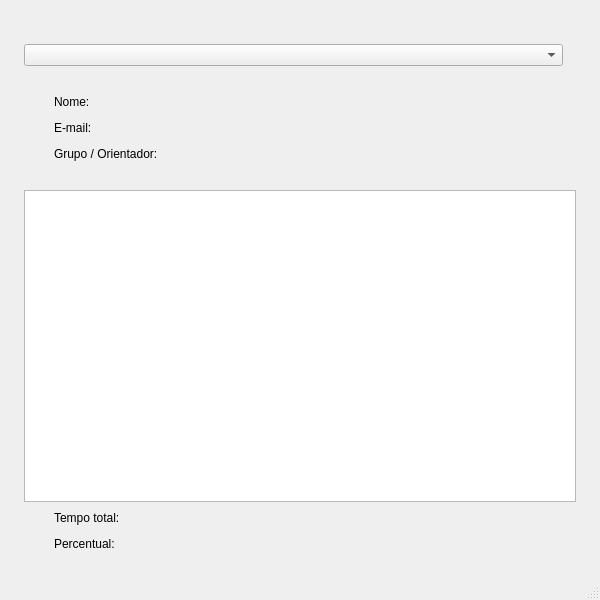
Old version of the form Controle_UsoDeEquipamento/GUI/telaHistDeUso.ui in the repository gpenello/ControleDeUso.
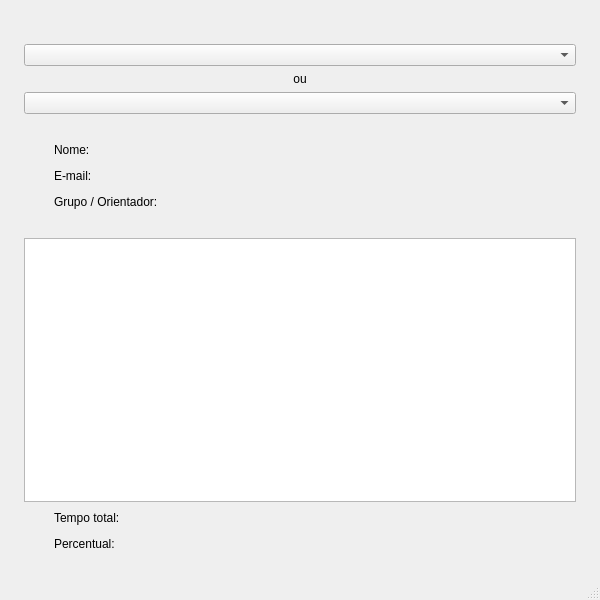
New version of the form.

Commit message: Implementando historico de uso por usuario ou por grupo

```diff
--- a/Controle_UsoDeEquipamento/GUI/telaHistDeUso.ui
+++ b/Controle_UsoDeEquipamento/GUI/telaHistDeUso.ui
@@ -139,15 +139,28 @@
           </property>
          </widget>
         </item>
-        <item>
-         <widget class="QLabel" name="lbl_login_2">
-          <property name="text">
-           <string/>
-          </property>
-         </widget>
-        </item>
        </layout>
       </item>
+      <item>
+       <widget class="QLabel" name="label">
+        <property name="text">
+         <string>ou</string>
+        </property>
+        <property name="alignment">
+         <set>Qt::AlignCenter</set>
+        </property>
+       </widget>
+      </item>
+      <item>
+       <widget class="QComboBox" name="cbx_grupos">
+        <property name="sizePolicy">
+         <sizepolicy hsizetype="Expanding" vsizetype="Fixed">
+          <horstretch>0</horstretch>
+          <verstretch>0</verstretch>
+         </sizepolicy>
+        </property>
+       </widget>
+      </item>
       <item>
        <spacer name="verticalSpacer_4">
         <property name="orientation">
```
The commit also changes 3 other files.
